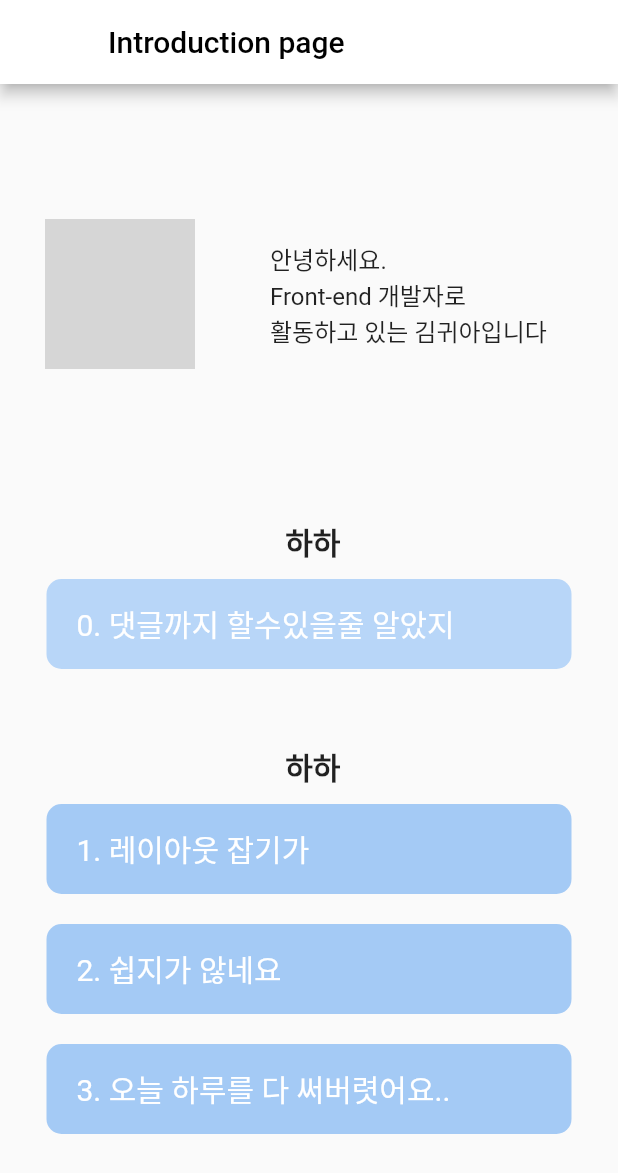
After one commit to nbcamp/introduce-e1if, a Flutter app: the screen it shows after launch, after a tap on "Next", on a phone screen of 412 x 824 dp. The commit adds this screen. Shown: the top 1173 px of the screen. Run offline on Flutter 3.47's test engine with Material 2 defaults, Android fonts, the light colour scheme and no system bars; our stand-ins replace webview_flutter; network calls fail; grey boxes are pictures that could not be loaded.

Commit message:
layout 마무리 ... ?

```diff
--- a/lib/screens/jinyong.dart
+++ b/lib/screens/jinyong.dart
@@ -1,8 +1,10 @@
 import 'package:flutter/material.dart';
 import 'package:introduce_e1if/models/comment.dart';
+import 'package:introduce_e1if/screens/sanghun.dart';
 import 'package:introduce_e1if/widgets/comments.dart';
 import 'package:introduce_e1if/widgets/header.dart';
 import 'package:introduce_e1if/widgets/paragraph.dart';
+import 'kia.dart'; // KiaPage를 import합니다.
 
 class JinyongScreen extends StatefulWidget {
   const JinyongScreen({super.key});
@@ -22,7 +24,9 @@ class _JinyongScreenState extends State<JinyongScreen> {
   Widget build(BuildContext context) {
     return Scaffold(
       body: SafeArea(
-        child: SingleChildScrollView(
+        child: Stack(
+          children: [
+            SingleChildScrollView(
               child: Column(
                 children: [
                   Container(
@@ -68,14 +72,32 @@ class _JinyongScreenState extends State<JinyongScreen> {
                     },
                     onDelete: (id) {
                       setState(() {
-                    comments =
-                        comments.where((comment) => comment.id != id).toList();
+                        comments = comments
+                            .where((comment) => comment.id != id)
+                            .toList();
                       });
                     },
                   ),
                 ],
               ),
             ),
+          ],
+        ),
+      ),
+      floatingActionButton: FloatingActionButton(
+        onPressed: () {
+          Navigator.push(
+            context,
+            MaterialPageRoute(
+                builder: (context) => KiaPage()), // KiaPage로 페이지 전환
+          );
+        },
+        backgroundColor: Colors.lightBlue[500],
+        elevation: 5,
+        child: Text(
+          'Next',
+          style: TextStyle(fontSize: 16, fontWeight: FontWeight.bold),
+        ),
       ),
     );
   }
--- /dev/null
+++ b/lib/screens/kia.dart
@@ -0,0 +1,154 @@
+import 'package:flutter/material.dart';
+
+class KiaPage extends StatefulWidget {
+  const KiaPage({Key? key}) : super(key: key);
+  @override
+  _KiaPageState createState() => _KiaPageState();
+}
+
+class _KiaPageState extends State<KiaPage> {
+  @override
+  Widget build(BuildContext context) {
+    return Scaffold(
+      appBar: AppBar(
+        title: Text('Introduction page',
+            style: TextStyle(color: Colors.black)), // 페이지의 제목을 설정합니다.
+        backgroundColor: Colors.white,
+      ),
+      body: Padding(
+        padding:
+            const EdgeInsets.only(top: 90, left: 30, right: 30, bottom: 50),
+        child: Column(
+          children: [
+            Row(
+              children: [
+                ClipRRect(
+                    borderRadius: BorderRadius.circular(8),
+                    child: Image.network(
+                        'https://cdn2.thecatapi.com/images/6bt.jpg',
+                        // 'https://drive.google.com/file/d/1nAIkMOOkd2BPgrZNyO-nKdDJHHfi9wxT/view?usp=sharing',
+                        width: 100,
+                        height: 100,
+                        fit: BoxFit.cover)),
+                SizedBox(width: 50),
+                Column(
+                  crossAxisAlignment: CrossAxisAlignment.start,
+                  children: [
+                    Text(
+                      '안녕하세요.',
+                      style: TextStyle(
+                        fontSize: 16,
+                      ),
+                    ),
+                    Text(
+                      'Front-end 개발자로 ',
+                      style: TextStyle(
+                        fontSize: 16,
+                      ),
+                    ),
+                    Text(
+                      '활동하고 있는 김귀아입니다',
+                      style: TextStyle(
+                        fontSize: 16,
+                      ),
+                    ),
+                  ],
+                )
+              ],
+            ),
+            SizedBox(height: 100),
+            Column(
+              children: [
+                Text(
+                  ' 하하',
+                  style: TextStyle(fontSize: 20, fontWeight: FontWeight.bold),
+                ),
+                SizedBox(height: 10),
+                Container(
+                  alignment: Alignment.centerLeft,
+                  child: Padding(
+                    padding: const EdgeInsets.only(left: 20),
+                    child: Text(
+                      "0. 댓글까지 할수있을줄 알았지",
+                      style: TextStyle(
+                        fontSize: 20,
+                        color: Colors.white,
+                      ),
+                    ),
+                  ),
+                  width: 350,
+                  height: 60,
+                  decoration: BoxDecoration(
+                      borderRadius: BorderRadius.all(Radius.circular(10)),
+                      color: Color.fromRGBO(184, 214, 248, 1)),
+                ),
+                SizedBox(height: 50),
+                Text(
+                  ' 하하',
+                  style: TextStyle(fontSize: 20, fontWeight: FontWeight.bold),
+                ),
+                SizedBox(height: 10),
+                Container(
+                  alignment: Alignment.centerLeft,
+                  child: Padding(
+                    padding: const EdgeInsets.only(left: 20),
+                    child: Text(
+                      "1. 레이아웃 잡기가",
+                      style: TextStyle(
+                        fontSize: 20,
+                        color: Colors.white,
+                      ),
+                    ),
+                  ),
+                  width: 350,
+                  height: 60,
+                  decoration: BoxDecoration(
+                      borderRadius: BorderRadius.all(Radius.circular(10)),
+                      color: Color.fromRGBO(164, 202, 245, 1)),
+                ),
+                SizedBox(height: 20),
+                Container(
+                  alignment: Alignment.centerLeft,
+                  child: Padding(
+                    padding: const EdgeInsets.only(left: 20),
+                    child: Text(
+                      "2. 쉽지가 않네요",
+                      style: TextStyle(
+                        fontSize: 20,
+                        color: Colors.white,
+                      ),
+                    ),
+                  ),
+                  width: 350,
+                  height: 60,
+                  decoration: BoxDecoration(
+                      borderRadius: BorderRadius.all(Radius.circular(10)),
+                      color: Color.fromRGBO(164, 202, 245, 1)),
+                ),
+                SizedBox(height: 20),
+                Container(
+                  alignment: Alignment.centerLeft,
+                  child: Padding(
+                    padding: const EdgeInsets.only(left: 20),
+                    child: Text(
+                      "3. 오늘 하루를 다 써버렷어요.. ",
+                      style: TextStyle(
+                        fontSize: 20,
+                        color: Colors.white,
+                      ),
+                    ),
+                  ),
+                  width: 350,
+                  height: 60,
+                  decoration: BoxDecoration(
+                      borderRadius: BorderRadius.all(Radius.circular(10)),
+                      color: Color.fromRGBO(164, 202, 245, 1)),
+                ),
+              ],
+            )
+          ],
+        ),
+      ),
+    );
+  }
+}
```
Also changed, not shown: analysis_options.yaml (+30 -0 lines), lib/screens/sanghun.dart (added, +136 -0 lines). Lines whose indentation alone changed are shown as unchanged.
